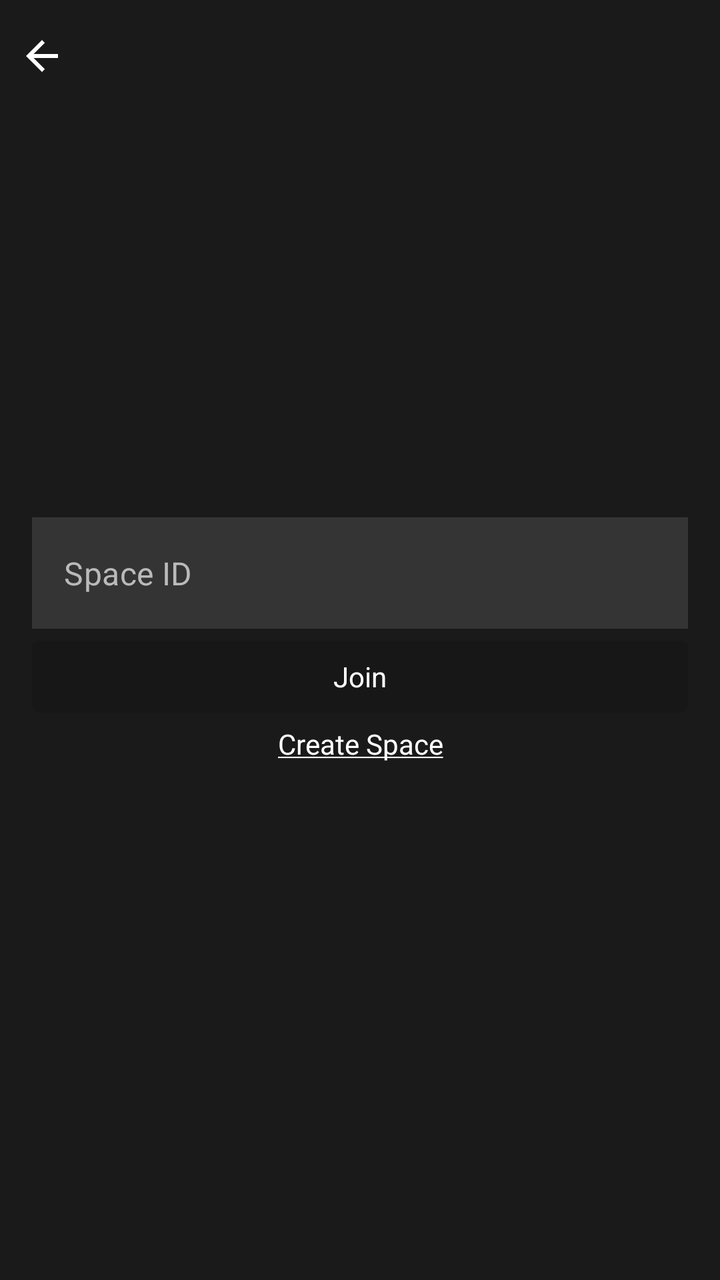
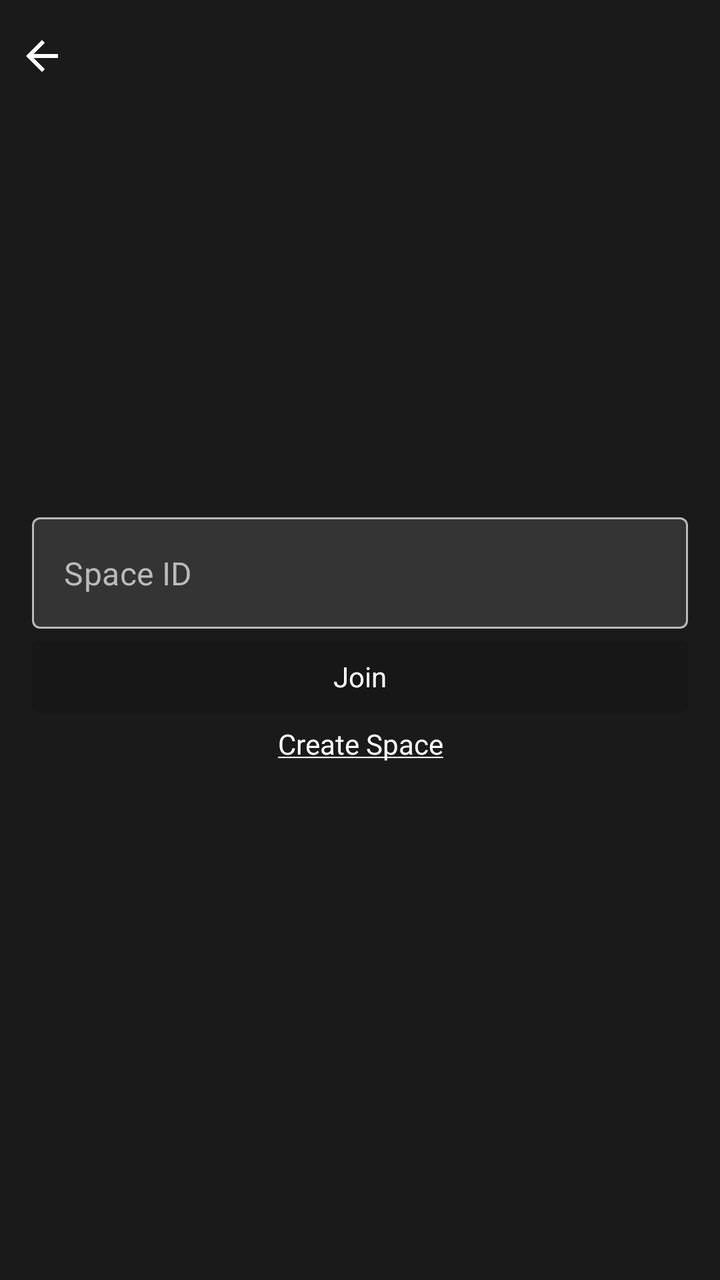

Compare the two renders of this Android layout. The source of the first and the diff that turns it into the second are given below.
<!-- AndroidManifest.xml: application theme Theme.Oma -->
<!-- res/layout/fragment_joincreatespace.xml -->
<?xml version="1.0" encoding="utf-8"?>
<androidx.constraintlayout.widget.ConstraintLayout xmlns:android="http://schemas.android.com/apk/res/android"
    android:layout_width="match_parent"
    android:layout_height="match_parent"
    xmlns:tools="http://schemas.android.com/tools"
    xmlns:app="http://schemas.android.com/apk/res-auto"
    tools:context=".ui.joincreatespace.JoinCreateSpaceFragment">

    <androidx.constraintlayout.widget.ConstraintLayout
        android:layout_width="match_parent"
        app:layout_constraintTop_toTopOf="parent"
        android:id="@+id/action_bar_"
        android:orientation="horizontal"
        android:layout_height="?android:attr/actionBarSize">

        <ImageButton
            android:id="@+id/back_btn"
            android:layout_width="wrap_content"
            android:layout_height="match_parent"
            android:background="@android:color/transparent"
            android:minWidth="42dp"
            android:src="@drawable/ic_back"
            app:layout_constraintLeft_toLeftOf="parent"
            app:tint="@color/white"
            tools:ignore="SpeakableTextPresentCheck"
            android:contentDescription="@string/back" />

        <TextView
            android:layout_width="wrap_content"
            android:layout_height="match_parent"
            app:layout_constraintLeft_toRightOf="@id/back_btn"
            android:textAlignment="gravity"
            android:paddingStart="@dimen/x3_def_padding"
            android:paddingEnd="@dimen/x2_def_padding"
            android:textStyle="bold"
            android:textSize="20sp"
            android:id="@+id/channel_name"
            android:gravity="center_vertical" />


    </androidx.constraintlayout.widget.ConstraintLayout>

    <LinearLayout
        android:id="@+id/joinSpaceLinear"
        android:layout_width="match_parent"
        android:layout_height="wrap_content"
        app:layout_constraintTop_toTopOf="parent"
        app:layout_constraintLeft_toLeftOf="parent"
        app:layout_constraintRight_toRightOf="parent"
        app:layout_constraintBottom_toBottomOf="parent"
        android:padding="@dimen/x3_def_padding"
        android:orientation="vertical">

        <com.google.android.material.textfield.TextInputLayout
            style="@style/Widget.Oma.TextInputLayout"
            app:errorEnabled="false"
            app:hintEnabled="false"
            android:layout_width="match_parent"
            android:layout_height="wrap_content"
            app:layout_constraintTop_toTopOf="parent"
            android:maxLines="1"
            app:layout_constraintEnd_toEndOf="parent"
            app:layout_constraintStart_toStartOf="parent"
            tools:layout_editor_absoluteX="1dp">

            <com.google.android.material.textfield.TextInputEditText
                style="@style/Widget.Oma.TextInputEditText"
                android:id="@+id/spaceId"
                android:selectAllOnFocus="true"
                android:layout_width="match_parent"
                android:maxLines="1"
                android:imeOptions="actionDone"
                android:layout_height="wrap_content"
                android:hint="@string/space_id"
                android:minHeight="48dp" />
        </com.google.android.material.textfield.TextInputLayout>

        <Button
            style="@style/Theme.Oma.Input"
            android:id="@+id/joinBtn"
            android:layout_width="match_parent"
            android:layout_height="wrap_content"
            android:layout_gravity="center"
            android:enabled="false"
            android:text="@string/join" />

        <TextView
            android:id="@+id/createPrompt"
            android:layout_width="match_parent"
            android:layout_height="wrap_content"
            android:clickable="true"
            android:focusable="true"
            android:text="@string/create_space"
            android:textAlignment="center" />

    </LinearLayout>

    <LinearLayout
        android:id="@+id/createSpaceLinear"
        android:layout_width="match_parent"
        android:layout_height="wrap_content"
        app:layout_constraintTop_toTopOf="parent"
        android:visibility="gone"
        app:layout_constraintLeft_toLeftOf="parent"
        app:layout_constraintRight_toRightOf="parent"
        app:layout_constraintBottom_toBottomOf="parent"
        android:padding="@dimen/x3_def_padding"
        android:orientation="vertical">

        <com.google.android.material.textfield.TextInputLayout
            style="@style/Widget.Oma.TextInputLayout"
            app:errorEnabled="false"
            app:hintEnabled="false"
            android:layout_width="match_parent"
            android:layout_height="wrap_content"
            app:layout_constraintTop_toTopOf="parent"
            android:maxLines="1"
            app:layout_constraintEnd_toEndOf="parent"
            app:layout_constraintStart_toStartOf="parent"
            tools:layout_editor_absoluteX="1dp">

            <com.google.android.material.textfield.TextInputEditText
                style="@style/Widget.Oma.TextInputLayout"
                android:id="@+id/spaceName"
                android:selectAllOnFocus="true"
                android:layout_width="match_parent"
                android:maxLines="1"
                android:imeOptions="actionDone"
                android:layout_height="wrap_content"
                android:hint="@string/space_name"
                android:minHeight="48dp" />
        </com.google.android.material.textfield.TextInputLayout>

        <Button
            style="@style/Theme.Oma.Input"
            android:id="@+id/createBtn"
            android:layout_width="match_parent"
            android:layout_height="wrap_content"
            android:layout_gravity="center"
            android:enabled="false"
            android:text="@string/create" />

        <TextView
            android:id="@+id/joinPrompt"
            android:layout_width="match_parent"
            android:layout_height="wrap_content"
            android:clickable="true"
            android:focusable="true"
            android:text="@string/join_space"
            android:textAlignment="center" />

    </LinearLayout>

</androidx.constraintlayout.widget.ConstraintLayout>
<!-- resources referenced by this layout -->
<resources>
  <color name="white">#FFFFFFFF</color>
  <dimen name="x2_def_padding">8dp</dimen>
  <dimen name="x3_def_padding">16dp</dimen>
  <!-- drawable ic_back (drawable) -->
  <vector android:autoMirrored="true"
      android:height="24dp"
      android:tint="#000000"
      android:viewportHeight="24"
      android:viewportWidth="24"
      android:width="24dp"
      xmlns:android="http://schemas.android.com/apk/res/android">
      <path
          android:fillColor="@android:color/white"
          android:pathData="M20,11H7.83l5.59,-5.59L12,4l-8,8 8,8 1.41,-1.41L7.83,13H20v-2z" />
  </vector>
  <string name="back">back</string>
  <string name="create">Create</string>
  <string name="create_space"><u>Create Space</u></string>
  <string name="join">Join</string>
  <string name="join_space"><u>Join Space</u></string>
  <string name="space_id">Space ID</string>
  <string name="space_name">Space Name</string>
  <style name="Theme.Oma.Input" parent="Theme.Oma.Dark">
          <item name="android:colorBackground">@color/colorInputBackground</item>
          <item name="android:textColor">@color/colorInputForeground</item>
      </style>
  <style name="Widget.Oma.TextInputEditText">
          <item name="android:background">@color/colorInputBackground</item>
          <item name="android:textColor">@color/colorForegroundLight</item>
      </style>
  <style name="Widget.Oma.TextInputLayout" parent="Widget.MaterialComponents.TextInputLayout.OutlinedBox">
          <item name="android:textColorHint">@color/colorQuietText</item>
          <item name="boxStrokeColor">@color/colorQuietText</item>
          <item name="hintTextColor">@color/colorQuietText</item>
          <item name="errorTextColor">@color/colorDangerous</item>
  
      </style>
  <style name="Theme.Oma" parent="Theme.MaterialComponents.DayNight.NoActionBar">
          
          <item name="colorPrimary">@color/colorContrastBackground</item>
          <item name="colorOnPrimary">@color/colorMoreContrastBackground</item>
          <item name="colorAccent">@color/colorContrastBackground</item>
  
          
          <item name="colorSecondary">@color/colorGreen</item>
          <item name="colorSecondaryVariant">@color/colorGreen</item>
          <item name="colorOnSecondary">@color/colorBlack</item>
  
          
          
          <item name="android:statusBarColor">@color/colorSidebarBackground</item>
  
          
          <item name="android:windowBackground">@color/colorSidebarBackground</item>
  
          
          <item name="android:textColorPrimary">@color/colorForegroundLight</item>
          <item name="android:textColor">@color/colorForegroundLight</item>
          <item name="android:textColorHint">@color/colorQuietText</item>
  
          <item name="colorControlNormal">?android:attr/windowBackground</item>
          <item name="android:navigationBarColor">?android:attr/windowBackground</item>
      </style>
  <style name="Theme.Oma.Dark" parent="Theme.Oma" />
  <color name="colorInputBackground">#343434</color>
  <color name="colorInputForeground">#FFFFFF</color>
  <color name="colorForegroundLight">#FFFFFF</color>
  <color name="colorQuietText">#BABABA</color>
  <color name="colorDangerous">#E53935</color>
  <color name="colorContrastBackground">#3F51B5</color>
  <color name="colorMoreContrastBackground">#214096</color>
  <color name="colorGreen">#008B00</color>
  <color name="colorBlack">#000000</color>
  <color name="colorSidebarBackground">#1A1A1A</color>
</resources>

<!-- the commit's change to res/layout/fragment_joincreatespace.xml (unified diff, before → after) -->
@@ -64,7 +64,6 @@
             tools:layout_editor_absoluteX="1dp">
 
             <com.google.android.material.textfield.TextInputEditText
-                style="@style/Widget.Oma.TextInputEditText"
                 android:id="@+id/spaceId"
                 android:selectAllOnFocus="true"
                 android:layout_width="match_parent"
<!-- resource entries referenced after the edit -->
@@ -26,15 +26,13 @@
           <item name="android:colorBackground">@color/colorInputBackground</item>
           <item name="android:textColor">@color/colorInputForeground</item>
       </style>
-  <style name="Widget.Oma.TextInputEditText">
-          <item name="android:background">@color/colorInputBackground</item>
-          <item name="android:textColor">@color/colorForegroundLight</item>
-      </style>
   <style name="Widget.Oma.TextInputLayout" parent="Widget.MaterialComponents.TextInputLayout.OutlinedBox">
           <item name="android:textColorHint">@color/colorQuietText</item>
           <item name="boxStrokeColor">@color/colorQuietText</item>
           <item name="hintTextColor">@color/colorQuietText</item>
           <item name="errorTextColor">@color/colorDangerous</item>
+          <item name="cornerRadius">@dimen/x2_def_padding</item>
+          <item name="boxBackgroundColor">@color/colorInputBackground</item>
   
       </style>
   <style name="Theme.Oma" parent="Theme.MaterialComponents.DayNight.NoActionBar">
